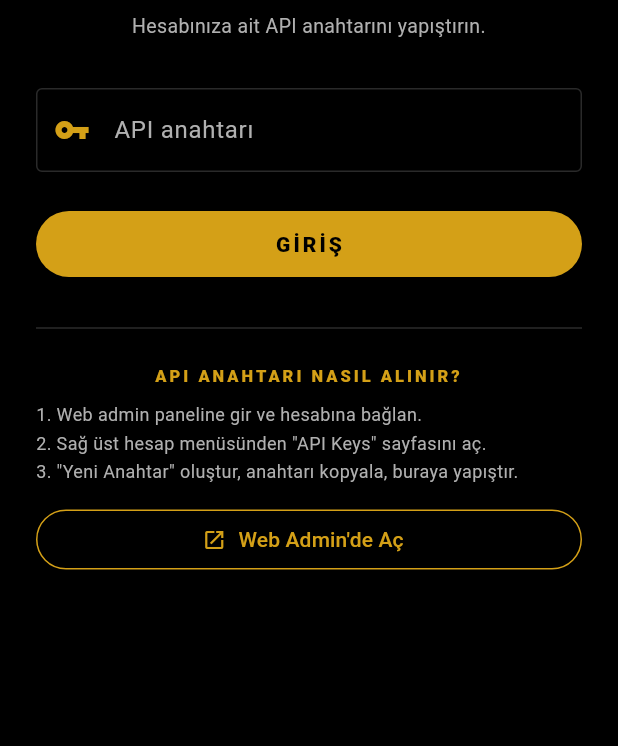
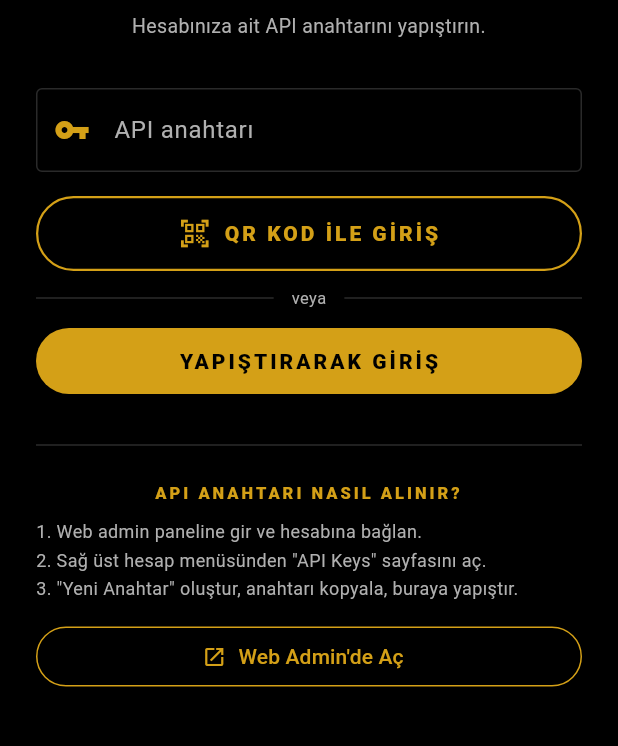
Before and after one commit to HakanO342610/ROCK_FM_TURKEY, a Flutter app: the AdminLoginScreen screen opened directly, on a phone screen of 412 x 824 dp, the part 311-1057 px from its top. Run offline on Flutter 3.47's test engine with Material 3 defaults, Android fonts, the phone set to English and light mode, and no system bars; our stand-ins replace file_picker, flutter_secure_storage, just_audio, just_audio_background, sqflite; missing offline and left inert: mobile_scanner; accounts and stored records are empty; network calls fail; Roboto replaces fonts that are missing (Manrope).

Commit message:
QR kod tarama + Android keystore signing + iOS distribution build
Mobile login: API key elle yapistirmak yerine QR tarama ile otomatik dolu
- mobile_scanner paketi eklendi (kamera + QR detection)
- QrScannerScreen: yeni ekran, flash toggle, gold cerceveli overlay
- AdminLoginScreen: 'QR KOD ILE GIRIS' butonu eklendi (primer aksiyon),
  'YAPISTIRARAK GIRIS' alternatif olarak duruyor
- iOS Info.plist: NSCameraUsageDescription
- Android Manifest: CAMERA permission + camera feature

Android release signing:
- rockfmturkey-release.jks keystore olusturuldu (RSA 2048, 27 yil valid)
- key.properties ve *.jks gitignored
- build.gradle.kts: keystore properties load + release signingConfig

Ciktilar:
- app/build/ios/ipa/rockfm_turkey.ipa (24 MB, app-store signed)
- app/build/app/outputs/flutter-apk/app-release.apk (72 MB, release signed)

Co-Authored-By: Claude Opus 4.7 <noreply@anthropic.com>

```diff
--- a/app/lib/screens/admin_login_screen.dart
+++ b/app/lib/screens/admin_login_screen.dart
@@ -6,6 +6,7 @@ import '../services/admin_service.dart';
 import '../services/azuracast_api.dart';
 import '../theme/app_theme.dart';
 import 'admin_home_screen.dart';
+import 'qr_scanner_screen.dart';
 
 class AdminLoginScreen extends StatefulWidget {
   const AdminLoginScreen({super.key});
@@ -55,6 +56,15 @@ class _AdminLoginScreenState extends State<AdminLoginScreen> {
     } finally {
       if (mounted) setState(() => _busy = false);
     }
+  }
+
+  Future<void> _scanQr() async {
+    final code = await Navigator.of(context).push<String>(
+      MaterialPageRoute(builder: (_) => const QrScannerScreen()),
+    );
+    if (code == null || code.isEmpty) return;
+    _keyController.text = code;
+    await _submit();
   }
 
   @override
@@ -122,7 +132,35 @@ class _AdminLoginScreenState extends State<AdminLoginScreen> {
                   ),
                 ),
               ),
-              const SizedBox(height: 24),
+              const SizedBox(height: 16),
+              OutlinedButton.icon(
+                onPressed: _busy ? null : _scanQr,
+                style: OutlinedButton.styleFrom(
+                  foregroundColor: AppColors.gold,
+                  side: const BorderSide(color: AppColors.gold, width: 1.5),
+                  padding: const EdgeInsets.symmetric(vertical: 14),
+                  textStyle: const TextStyle(
+                    fontWeight: FontWeight.w800,
+                    letterSpacing: 2,
+                  ),
+                ),
+                icon: const Icon(Icons.qr_code_scanner, size: 22),
+                label: const Text('QR KOD İLE GİRİŞ'),
+              ),
+              const SizedBox(height: 10),
+              const Row(
+                children: [
+                  Expanded(child: Divider(color: AppColors.border)),
+                  Padding(
+                    padding: EdgeInsets.symmetric(horizontal: 12),
+                    child: Text('veya',
+                        style: TextStyle(
+                            color: AppColors.textSecondary, fontSize: 11)),
+                  ),
+                  Expanded(child: Divider(color: AppColors.border)),
+                ],
+              ),
+              const SizedBox(height: 10),
               FilledButton(
                 onPressed: _busy ? null : _submit,
                 style: FilledButton.styleFrom(
@@ -143,7 +181,7 @@ class _AdminLoginScreenState extends State<AdminLoginScreen> {
                           valueColor: AlwaysStoppedAnimation(Colors.black),
                         ),
                       )
-                    : const Text('GİRİŞ'),
+                    : const Text('YAPIŞTIRARAK GİRİŞ'),
               ),
               const SizedBox(height: 24),
               const Divider(color: AppColors.border),
--- a/app/pubspec.yaml
+++ b/app/pubspec.yaml
@@ -44,6 +44,7 @@ dependencies:
   url_launcher: ^6.3.2
   flutter_secure_storage: ^9.2.4
   file_picker: ^10.3.4
+  mobile_scanner: ^7.0.1
 
 dev_dependencies:
   flutter_test:
```
Also changed, not shown: app/lib/screens/qr_scanner_screen.dart (added, +117 -0 lines), app/pubspec.lock, 5 other files.
